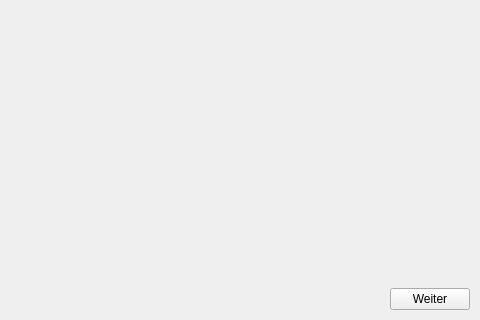
Qt form 3drekonstruktionspeiseroehre/ui-files/sensor_center_path_window_design.ui (ds-lab/EsophagusVisualization) before a commit; both pictures show x 455 to 935 and y 333 to 653 of the 935 by 653 pixel window.
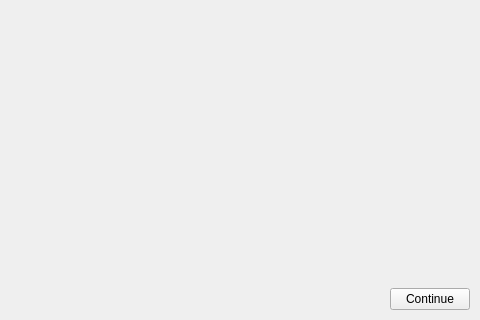
The same form after that commit.

```diff
--- a/3drekonstruktionspeiseroehre/ui-files/sensor_center_path_window_design.ui
+++ b/3drekonstruktionspeiseroehre/ui-files/sensor_center_path_window_design.ui
@@ -74,7 +74,7 @@
          </sizepolicy>
         </property>
         <property name="text">
-         <string>Weiter</string>
+         <string>Continue</string>
         </property>
         <property name="autoDefault">
          <bool>false</bool>
```
